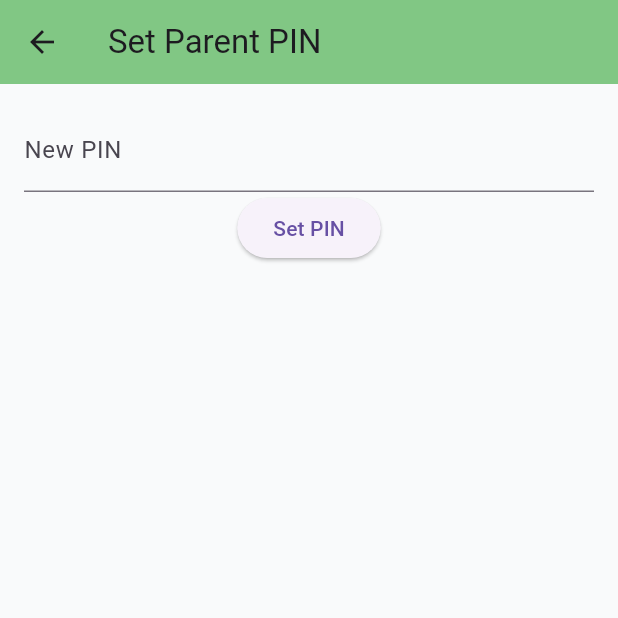
After one commit to dmarsola/schedule-tracker, a Flutter app: the PinScreen screen opened directly, after a tap on "Set PIN", on a phone screen of 412 x 824 dp, the top half of it. The commit adds this screen. Run offline on Flutter 3.47's test engine with Material 3 defaults, Android fonts, the phone set to English and light mode, and no system bars; our stand-ins replace flutter_local_notifications, flutter_secure_storage, flutter_tts, font_awesome_flutter, permission_handler, timezone; missing offline and left inert: mobile_scanner; accounts and stored records are empty.

Commit message:
Add parent configuration screen Hide configuration behind pin protected secret access Save configuration data and change listener Build fixes

```diff
--- /dev/null
+++ b/lib/screens/pin.dart
@@ -0,0 +1,42 @@
+import 'package:flutter/material.dart';
+import 'package:flutter_secure_storage/flutter_secure_storage.dart';
+
+class PinScreen extends StatelessWidget {
+  final TextEditingController _controller = TextEditingController();
+  final storage = FlutterSecureStorage();
+
+  PinScreen({super.key});
+
+  void _savePin(BuildContext context) async {
+    if (_controller.text.length >= 4) {
+      await storage.write(key: 'secret_pin', value: _controller.text);
+      if (context.mounted) {
+        Navigator.pop(context);
+      }
+    }
+  }
+
+  @override
+  Widget build(BuildContext context) {
+    return Scaffold(
+      appBar: AppBar(title: Text("Set Parent PIN")),
+      body: Padding(
+        padding: EdgeInsets.all(16.0),
+        child: Column(
+          children: [
+            TextField(
+              controller: _controller,
+              decoration: InputDecoration(labelText: "New PIN"),
+              obscureText: true,
+              keyboardType: TextInputType.number,
+            ),
+            ElevatedButton(
+              onPressed: () => _savePin(context),
+              child: Text("Set PIN"),
+            )
+          ],
+        ),
+      ),
+    );
+  }
+}
--- a/pubspec.yaml
+++ b/pubspec.yaml
@@ -35,6 +35,7 @@ dependencies:
   # Use with the CupertinoIcons class for iOS style icons.
   cupertino_icons: ^1.0.8
   flutter_local_notifications: ^19.2.1
+  flutter_secure_storage: ^9.0.0
   flutter_localizations:
     sdk: flutter
   flutter_tts: ^3.8.2
@@ -43,6 +44,7 @@ dependencies:
   permission_handler: ^12.0.0+1
   timezone: ^0.10.1
   path_provider: ^2.1.2
+  provider: ^6.1.1
 
 dev_dependencies:
   flutter_test:
```
Also changed, not shown: lib/main.dart (+10 -2 lines), lib/providers/gesture_settings.dart (added, +31 -0 lines), lib/screens/parent_section.dart (added, +120 -0 lines), lib/services/storage.dart (+11 -0 lines), lib/widgets/access_secret.dart (added, +36 -0 lines), lib/widgets/gesture_wrapper.dart (added, +51 -0 lines), pubspec.lock, 3 other files.
